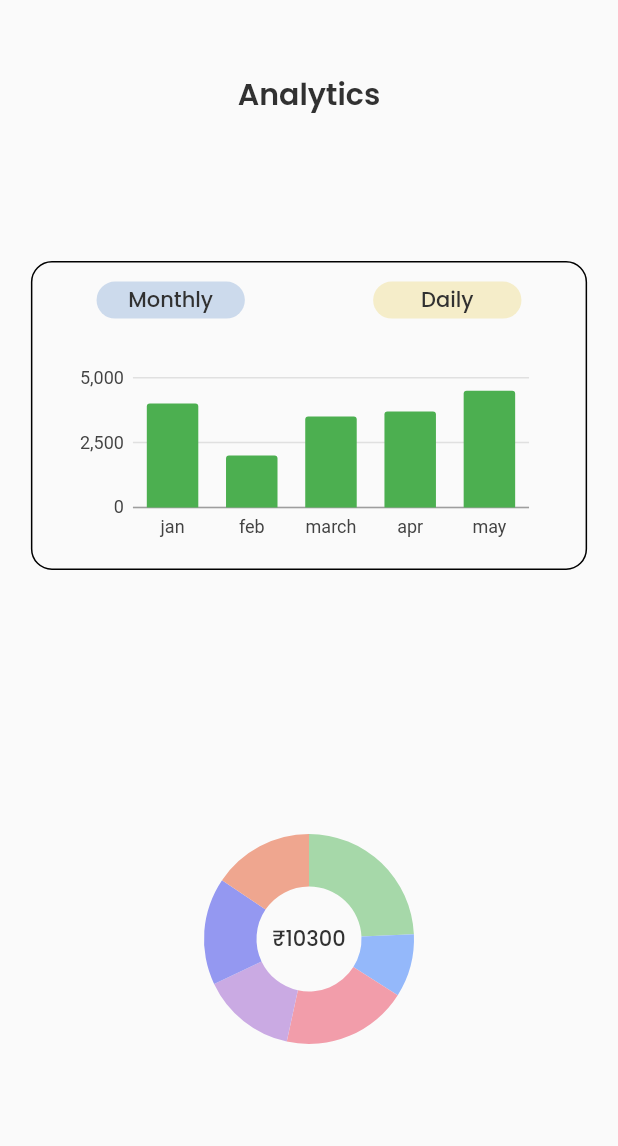
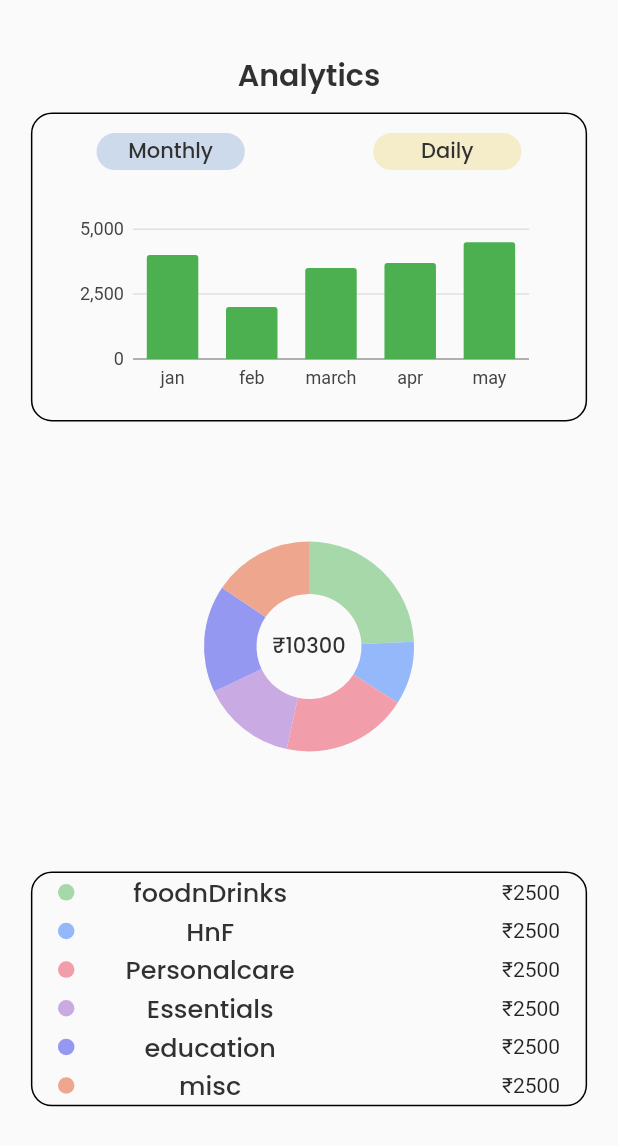
Before and after one commit to Sama-3l/coinwatcher, a Flutter app: the Analytics widget shown alone on an empty page, opened directly with empty values, on a phone screen of 412 x 824 dp. Shown: the top 1146 px of the screen. Run offline on Flutter 3.47's test engine with Material 2 defaults, Android fonts, the phone set to English and light mode, and no system bars; our stand-ins replace charts_flutter, flutter_bloc, google_fonts, percent_indicator, simple_icons, syncfusion_flutter_charts; missing offline and left inert: carbon_icons.

Commit message:
Legend added

```diff
--- a/lib/presentation/screens/analytics.dart
+++ b/lib/presentation/screens/analytics.dart
@@ -1,6 +1,7 @@
 import 'package:coinwatcher/constants/font.dart';
 import 'package:coinwatcher/constants/themes.dart';
 import 'package:coinwatcher/presentation/widgets/expense_graph.dart';
+import 'package:coinwatcher/presentation/widgets/legend.dart';
 import 'package:coinwatcher/presentation/widgets/piechart.dart';
 
 import 'package:flutter/material.dart';
@@ -18,11 +19,15 @@ class Analytics extends StatefulWidget {
 class _AnalyticsState extends State<Analytics> {
   @override
   Widget build(BuildContext context) {
+    double width = MediaQuery.of(context).size.width;
+    double height = MediaQuery.of(context).size.height;
     return Align(
       alignment: Alignment.center,
       child: Column(
-        mainAxisAlignment: MainAxisAlignment.spaceAround,
         children: [
+          SizedBox(
+            height: 35,
+          ),
           Text(
             "Analytics",
             style: widget.font.getPoppinsTextStyle(
@@ -32,6 +37,9 @@ class _AnalyticsState extends State<Analytics> {
               letterSpacing: 0,
             ),
           ),
+          SizedBox(
+            height: 10,
+          ),
           expenseGraph(
             theme: widget.theme,
             font: widget.font,
@@ -39,7 +47,10 @@ class _AnalyticsState extends State<Analytics> {
           PieChart(
             theme: widget.theme,
             font: widget.font,
-          )
+          ),
+
+          // Legend
+          legend(theme: widget.theme, font: widget.font)
         ],
       ),
     );
--- /dev/null
+++ b/lib/presentation/widgets/legend.dart
@@ -0,0 +1,152 @@
+import 'package:coinwatcher/constants/font.dart';
+import 'package:coinwatcher/constants/themes.dart';
+import 'package:flutter/material.dart';
+
+class legend extends StatefulWidget {
+  legend({super.key, required this.theme, required this.font});
+  LightMode theme;
+  FontFamily font;
+
+  @override
+  State<legend> createState() => _legendState();
+}
+
+class _legendState extends State<legend> {
+  @override
+  Widget build(BuildContext context) {
+    double width = MediaQuery.of(context).size.width;
+    double height = MediaQuery.of(context).size.height;
+    return Container(
+        height: 0.19 * height,
+        width: 0.9 * width,
+        decoration: BoxDecoration(
+          borderRadius: BorderRadius.circular(14),
+          border: Border.all(color: widget.theme.borderColor),
+        ),
+        child: Row(
+          mainAxisAlignment: MainAxisAlignment.spaceAround,
+          children: [
+            Column(
+              mainAxisAlignment: MainAxisAlignment.spaceAround,
+              children: [
+                Container(
+                  height: 11,
+                  width: 11,
+                  decoration: BoxDecoration(
+                    color: widget.theme.foodNDrinks,
+                    borderRadius: BorderRadius.circular(5.5),
+                  ),
+                ),
+                Container(
+                  height: 11,
+                  width: 11,
+                  decoration: BoxDecoration(
+                    color: widget.theme.hnF,
+                    borderRadius: BorderRadius.circular(5.5),
+                  ),
+                ),
+                Container(
+                  height: 11,
+                  width: 11,
+                  decoration: BoxDecoration(
+                    color: widget.theme.personalCare,
+                    borderRadius: BorderRadius.circular(5.5),
+                  ),
+                ),
+                Container(
+                  height: 11,
+                  width: 11,
+                  decoration: BoxDecoration(
+                    color: widget.theme.essentials,
+                    borderRadius: BorderRadius.circular(5.5),
+                  ),
+                ),
+                Container(
+                  height: 11,
+                  width: 11,
+                  decoration: BoxDecoration(
+                    color: widget.theme.education,
+                    borderRadius: BorderRadius.circular(5.5),
+                  ),
+                ),
+                Container(
+                  height: 11,
+                  width: 11,
+                  decoration: BoxDecoration(
+                    color: widget.theme.misc,
+                    borderRadius: BorderRadius.circular(5.5),
+                  ),
+                ),
+              ],
+            ),
+            Column(
+              mainAxisAlignment: MainAxisAlignment.spaceAround,
+              children: [
+                Text(
+                  "foodnDrinks",
+                  style: widget.font.getPoppinsTextStyle(
+                      color: widget.theme.textPrimary,
+                      fontSize: 17,
+                      fontWeight: FontWeight.w500,
+                      letterSpacing: 0),
+                ),
+                Text(
+                  "HnF",
+                  style: widget.font.getPoppinsTextStyle(
+                      color: widget.theme.textPrimary,
+                      fontSize: 17,
+                      fontWeight: FontWeight.w500,
+                      letterSpacing: 0),
+                ),
+                Text(
+                  "Personalcare",
+                  style: widget.font.getPoppinsTextStyle(
+                      color: widget.theme.textPrimary,
+                      fontSize: 17,
+                      fontWeight: FontWeight.w500,
+                      letterSpacing: 0),
+                ),
+                Text(
+                  "Essentials",
+                  style: widget.font.getPoppinsTextStyle(
+                      color: widget.theme.textPrimary,
+                      fontSize: 17,
+                      fontWeight: FontWeight.w500,
+                      letterSpacing: 0),
+                ),
+                Text(
+                  "education",
+                  style: widget.font.getPoppinsTextStyle(
+                      color: widget.theme.textPrimary,
+                      fontSize: 17,
+                      fontWeight: FontWeight.w500,
+                      letterSpacing: 0),
+                ),
+                Text(
+                  "misc",
+                  style: widget.font.getPoppinsTextStyle(
+                      color: widget.theme.textPrimary,
+                      fontSize: 17,
+                      fontWeight: FontWeight.w500,
+                      letterSpacing: 0),
+                ),
+              ],
+            ),
+            SizedBox(
+              width: 70,
+            ),
+            Column(
+              mainAxisAlignment: MainAxisAlignment.spaceAround,
+              children: [
+                Text('\u{20B9}${2500}'),
+                Text('\u{20B9}${2500}'),
+                Text('\u{20B9}${2500}'),
+                Text('\u{20B9}${2500}'),
+                Text('\u{20B9}${2500}'),
+                Text('\u{20B9}${2500}'),
+              ],
+            )
+          ],
+        ));
+  }
+}
```
